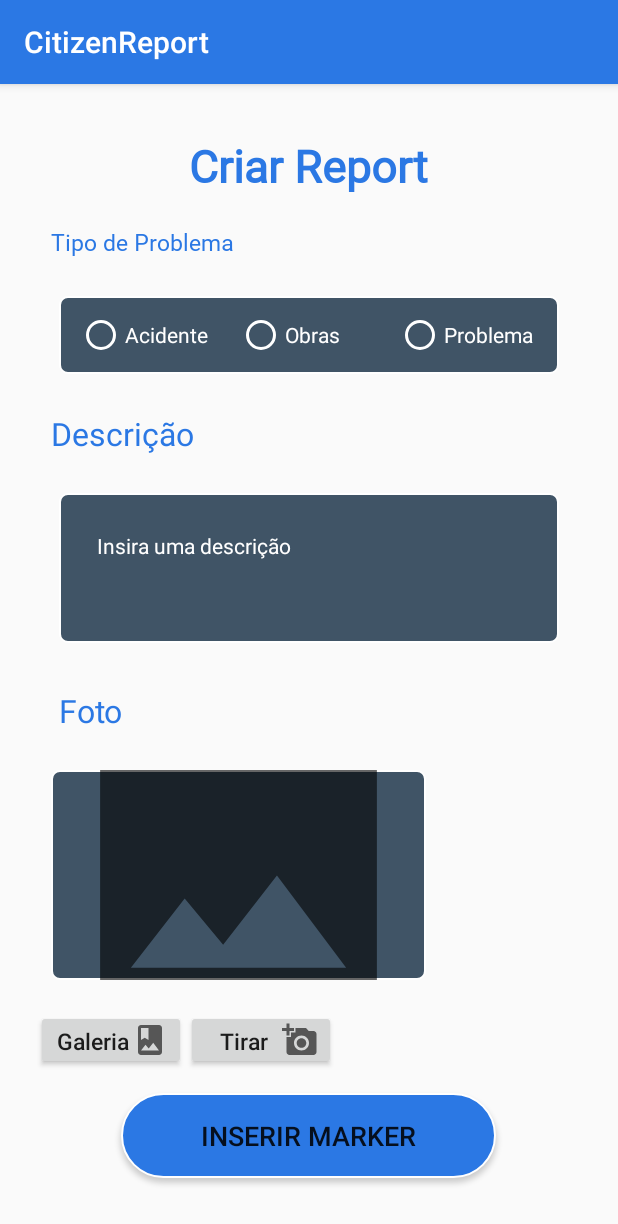
After one commit to monicalima18666/CitizenReport, an Android app: the NewReportActivity screen opened directly, with no data from a screen before it, on a phone screen of 412 x 824 dp. The commit adds this screen. Shown: the top 1224 px of the screen. Run offline under Robolectric (Android 15) with nearby library versions, the phone set to English and light mode, and no system bars.

Commit message:
adicionar last Know location
ADD REPORT

```diff
--- a/app/build.gradle
+++ b/app/build.gradle
@@ -94,4 +94,9 @@ dependencies {
     implementation 'com.google.code.gson:gson:2.8.5'
     implementation 'com.squareup.retrofit2:retrofit:2.4.0'
     implementation 'com.squareup.retrofit2:converter-gson:2.4.0'
+
+
+    //localizacao
+    implementation 'com.google.android.gms:play-services-maps:17.0.0'
+    implementation 'com.google.android.gms:play-services-location:17.0.0'
 }
--- a/app/src/main/java/ipvc/estg/citizenreport/MapsActivity.kt
+++ b/app/src/main/java/ipvc/estg/citizenreport/MapsActivity.kt
@@ -4,14 +4,16 @@ import android.content.Context
 import android.content.DialogInterface
 import android.content.Intent
 import android.content.SharedPreferences
+import android.content.pm.PackageManager
 import android.location.Location
 import androidx.appcompat.app.AppCompatActivity
 import android.os.Bundle
+import android.util.Log
 import android.view.View
 import android.widget.Toast
 import androidx.appcompat.app.AlertDialog
-import com.google.android.gms.location.FusedLocationProviderClient
-import com.google.android.gms.location.LocationServices
+import androidx.core.app.ActivityCompat
+import com.google.android.gms.location.*
 
 import com.google.android.gms.maps.CameraUpdateFactory
 import com.google.android.gms.maps.GoogleMap
@@ -29,10 +31,16 @@ import retrofit2.Call
 import retrofit2.Callback
 import retrofit2.Response
 
-class MapsActivity : AppCompatActivity(), OnMapReadyCallback, GoogleMap.OnMarkerClickListener {
+class MapsActivity : AppCompatActivity(), OnMapReadyCallback {
 
     private lateinit var mMap: GoogleMap
     private lateinit var reports: List<Reports>
+    private lateinit var lastLocation: Location
+    private lateinit var locationRequest: LocationRequest
+    private lateinit var locationCallback: LocationCallback
+    private lateinit var fusedLocationClient: FusedLocationProviderClient
+
+    private lateinit var minhaLocalizacao:LatLng
 
     override fun onCreate(savedInstanceState: Bundle?) {
         super.onCreate(savedInstanceState)
@@ -43,6 +51,86 @@ class MapsActivity : AppCompatActivity(), OnMapReadyCallback, GoogleMap.OnMarker
             .findFragmentById(R.id.map) as SupportMapFragment
         mapFragment.getMapAsync(this)
 
+        // initialize fusedLocationClient
+        fusedLocationClient = LocationServices.getFusedLocationProviderClient(this)
+
+
+        //added to implement location periodic updates
+        locationCallback = object : LocationCallback() {
+            override fun onLocationResult(p0: LocationResult) {
+                super.onLocationResult(p0)
+                lastLocation = p0.lastLocation
+                minhaLocalizacao = LatLng(lastLocation.latitude, lastLocation.longitude)
+            }
+        }
+        createLocationRequest()
+    }
+
+  fun butaoCriarReport(view: View) {
+        //Log.d("***", "locccc: ${minhaLocalizacao.longitude}")
+        val intent = Intent(this, NewReportActivity::class.java)
+        startActivity(intent)
+        finish()
+    }
+
+    private fun createLocationRequest() {
+        locationRequest = LocationRequest()
+        // interval specifies the rate at which your app will like to receive updates.
+        locationRequest.interval = 10000
+        locationRequest.priority = LocationRequest.PRIORITY_HIGH_ACCURACY
+    }
+
+    private fun startLocationUpdates() {
+        if (ActivityCompat.checkSelfPermission(this,
+                android.Manifest.permission.ACCESS_FINE_LOCATION) != PackageManager.PERMISSION_GRANTED) {
+
+            ActivityCompat.requestPermissions(this,
+                arrayOf(android.Manifest.permission.ACCESS_FINE_LOCATION),
+                LOCATION_PERMISSION_REQUEST_CODE)
+            return
+        }
+        fusedLocationClient.requestLocationUpdates(locationRequest, locationCallback, null /* Looper */)
+    }
+
+
+    fun calculateDistance(lat1: Double, lng1: Double, lat2: Double, lng2: Double): Float {
+        val results = FloatArray(1)
+        Location.distanceBetween(lat1, lng1, lat2, lng2, results)
+        // distance in meter
+        return results[0]
+    }
+
+    override fun onPause() {
+        super.onPause()
+        fusedLocationClient.removeLocationUpdates(locationCallback)
+        Log.d("***", "onPause - removeLocationUpdates")
+    }
+
+    public override fun onResume() {
+        super.onResume()
+        startLocationUpdates()
+        Log.d("***", "onResume - startLocationUpdates")
+    }
+
+    /**
+     * Manipulates the map once available.
+     * This callback is triggered when the map is ready to be used.
+     * This is where we can add markers or lines, add listeners or move the camera. In this case,
+     * we just add a marker near Sydney, Australia.
+     * If Google Play services is not installed on the device, the user will be prompted to install
+     * it inside the SupportMapFragment. This method will only be triggered once the user has
+     * installed Google Play services and returned to the app.
+     */
+    override fun onMapReady(googleMap: GoogleMap) {
+        mMap = googleMap
+
+        // Add a marker in Sydney and move the camera
+        val area = LatLng(41.6946, -8.83016)
+        val zoomLevel = 15f
+
+        /* mMap.moveCamera(CameraUpdateFactory.newLatLng(zone))*/
+        mMap.moveCamera(CameraUpdateFactory.newLatLngZoom(area, zoomLevel))
+
 
         val sharedPref: SharedPreferences = getSharedPreferences(
             getString(R.string.preference_login), Context.MODE_PRIVATE
@@ -52,6 +140,9 @@ class MapsActivity : AppCompatActivity(), OnMapReadyCallback, GoogleMap.OnMarker
         val request = ServiceBuilder.buildService(EndPoints::class.java)
         val call = request.getReports()
         var position: LatLng
+
+        setUpMapa()
+        // checkPermissions()
 
 
         //ALTERAÇÃO DA COR DO MARKER DO USER QUE ESTA LOGADO
@@ -90,28 +181,6 @@ class MapsActivity : AppCompatActivity(), OnMapReadyCallback, GoogleMap.OnMarker
         })
 
 
-
-    }
-
-    /**
-     * Manipulates the map once available.
-     * This callback is triggered when the map is ready to be used.
-     * This is where we can add markers or lines, add listeners or move the camera. In this case,
-     * we just add a marker near Sydney, Australia.
-     * If Google Play services is not installed on the device, the user will be prompted to install
-     * it inside the SupportMapFragment. This method will only be triggered once the user has
-     * installed Google Play services and returned to the app.
-     */
-    override fun onMapReady(googleMap: GoogleMap) {
-        mMap = googleMap
-
-        // Add a marker in Sydney and move the camera
-        val area = LatLng(41.6946, -8.83016)
-        val zoomLevel = 15f
-
-        /* mMap.moveCamera(CameraUpdateFactory.newLatLng(zone))*/
-        mMap.moveCamera(CameraUpdateFactory.newLatLngZoom(area, zoomLevel))
-
     }
 
 
@@ -143,9 +212,31 @@ class MapsActivity : AppCompatActivity(), OnMapReadyCallback, GoogleMap.OnMarker
 
 
     //}
-
+/*
     override fun onMarkerClick(p0: Marker?): Boolean {
         TODO("Not yet implemented")
+    }*/
+
+
+    companion object {
+        // add to implement last known location
+        private const val LOCATION_PERMISSION_REQUEST_CODE = 1
+        //added to implement location periodic updates
+        private const val REQUEST_CHECK_SETTINGS = 2
+    }
+
+
+    private fun setUpMapa() {
+        //   val confirmar = false
+        if (ActivityCompat.checkSelfPermission(this,
+                android.Manifest.permission.ACCESS_FINE_LOCATION) != PackageManager.PERMISSION_GRANTED) {
+
+            ActivityCompat.requestPermissions(this,
+                arrayOf(android.Manifest.permission.ACCESS_FINE_LOCATION),
+                LOCATION_PERMISSION_REQUEST_CODE)
+        }else{
+            mMap.isMyLocationEnabled=true
+        }
     }
 
     override fun onBackPressed() {
@@ -153,5 +244,7 @@ class MapsActivity : AppCompatActivity(), OnMapReadyCallback, GoogleMap.OnMarker
         Toast.makeText(this@MapsActivity, R.string.Back, Toast.LENGTH_SHORT).show()
     }
 
+
+
     // teste git
 }
--- /dev/null
+++ b/app/src/main/java/ipvc/estg/citizenreport/NewReportActivity.kt
@@ -0,0 +1,11 @@
+package ipvc.estg.citizenreport
+
+import androidx.appcompat.app.AppCompatActivity
+import android.os.Bundle
+
+class NewReportActivity : AppCompatActivity() {
+    override fun onCreate(savedInstanceState: Bundle?) {
+        super.onCreate(savedInstanceState)
+        setContentView(R.layout.activity_new_report)
+    }
+}
--- a/app/src/main/java/ipvc/estg/citizenreport/api/OutputPost.kt
+++ b/app/src/main/java/ipvc/estg/citizenreport/api/OutputPost.kt
@@ -6,3 +6,5 @@ data class OutputPost(
         val username: String,
         val id: Int,
 )
+
+// usado para o login
--- a/app/src/main/java/ipvc/estg/citizenreport/api/Reports.kt
+++ b/app/src/main/java/ipvc/estg/citizenreport/api/Reports.kt
@@ -7,6 +7,7 @@ data class Reports (
         val descricao: String,
         val imagem: String,
         val titulo: String,
-        val users_id: Int
+        val users_id: Int,
+        val id_tipo: Int
 
         )
--- /dev/null
+++ b/app/src/main/res/drawable-v24/ic_baseline_add_a_photo_24.xml
@@ -0,0 +1,10 @@
+<vector xmlns:android="http://schemas.android.com/apk/res/android"
+    android:width="24dp"
+    android:height="24dp"
+    android:viewportWidth="24"
+    android:viewportHeight="24"
+    android:tint="?attr/colorControlNormal">
+  <path
+      android:fillColor="@android:color/white"
+      android:pathData="M3,4V1h2v3h3v2H5v3H3V6H0V4H3zM6,10V7h3V4h7l1.83,2H21c1.1,0 2,0.9 2,2v12c0,1.1 -0.9,2 -2,2H5c-1.1,0 -2,-0.9 -2,-2V10H6zM13,19c2.76,0 5,-2.24 5,-5s-2.24,-5 -5,-5s-5,2.24 -5,5S10.24,19 13,19zM9.8,14c0,1.77 1.43,3.2 3.2,3.2s3.2,-1.43 3.2,-3.2s-1.43,-3.2 -3.2,-3.2S9.8,12.23 9.8,14z"/>
+</vector>
--- /dev/null
+++ b/app/src/main/res/drawable-v24/ic_baseline_insert_photo_24.xml
@@ -0,0 +1,10 @@
+<vector xmlns:android="http://schemas.android.com/apk/res/android"
+    android:width="24dp"
+    android:height="24dp"
+    android:viewportWidth="24"
+    android:viewportHeight="24"
+    android:tint="?attr/colorControlNormal">
+  <path
+      android:fillColor="@android:color/white"
+      android:pathData="M21,19V5c0,-1.1 -0.9,-2 -2,-2H5c-1.1,0 -2,0.9 -2,2v14c0,1.1 0.9,2 2,2h14c1.1,0 2,-0.9 2,-2zM8.5,13.5l2.5,3.01L14.5,12l4.5,6H5l3.5,-4.5z"/>
+</vector>
--- /dev/null
+++ b/app/src/main/res/drawable-v24/ic_baseline_photo_album_24.xml
@@ -0,0 +1,10 @@
+<vector xmlns:android="http://schemas.android.com/apk/res/android"
+    android:width="24dp"
+    android:height="24dp"
+    android:viewportWidth="24"
+    android:viewportHeight="24"
+    android:tint="?attr/colorControlNormal">
+  <path
+      android:fillColor="@android:color/white"
+      android:pathData="M18,2L6,2c-1.1,0 -2,0.9 -2,2v16c0,1.1 0.9,2 2,2h12c1.1,0 2,-0.9 2,-2L20,4c0,-1.1 -0.9,-2 -2,-2zM6,4h5v8l-2.5,-1.5L6,12L6,4zM6,19l3,-3.86 2.14,2.58 3,-3.86L18,19L6,19z"/>
+</vector>
--- /dev/null
+++ b/app/src/main/res/drawable-v24/input_multiline.xml
@@ -0,0 +1,11 @@
+<?xml version="1.0" encoding="utf-8"?>
+<shape xmlns:android="http://schemas.android.com/apk/res/android" android:id="@+id/listview_background_shape">
+    <stroke android:width="1dp" android:color="#ffffff" />
+    <padding android:left="2dp"
+        android:top="2dp"
+        android:right="2dp"
+        android:bottom="2dp" />
+    <corners android:radius="5dp" />
+    <solid android:color="#405466"/>
+
+</shape>
--- a/app/src/main/res/layout/activity_maps.xml
+++ b/app/src/main/res/layout/activity_maps.xml
@@ -26,12 +26,13 @@
             android:layout_height="wrap_content"
             android:layout_marginRight="24dp"
             android:layout_marginBottom="24dp"
-            android:contentDescription="@string/addNote"
+            android:contentDescription="@string/addReport"
             android:src="@drawable/ic_add_black_24dp"
             app:backgroundTint="#2b78e4"
             app:tint="@android:color/white"
             app:layout_constraintBottom_toBottomOf="parent"
-            app:layout_constraintEnd_toEndOf="parent" />
+            app:layout_constraintEnd_toEndOf="parent"
+            android:onClick="butaoCriarReport"/>
 
 
         <com.google.android.material.floatingactionbutton.FloatingActionButton
--- /dev/null
+++ b/app/src/main/res/layout/activity_new_report.xml
@@ -0,0 +1,202 @@
+<?xml version="1.0" encoding="utf-8"?>
+<ScrollView xmlns:android="http://schemas.android.com/apk/res/android"
+    android:id="@+id/ScrollView01"
+    android:layout_width="match_parent"
+    android:layout_height="match_parent"
+    android:scrollbars="none" >
+
+    <LinearLayout android:layout_width="match_parent"
+        android:layout_height="match_parent"
+        xmlns:android="http://schemas.android.com/apk/res/android"
+        xmlns:app="http://schemas.android.com/apk/res-auto"
+        xmlns:tools="http://schemas.android.com/tools"
+        android:padding="24dp"
+        tools:context=".NewReportActivity">
+
+
+    <RelativeLayout
+        android:layout_width="match_parent"
+        android:layout_height="match_parent"
+        >
+    <TextView
+        android:id="@+id/tituloReport"
+        style="@style/textologin"
+        android:layout_width="wrap_content"
+        android:layout_height="wrap_content"
+        android:layout_centerHorizontal="true"
+        android:fontFamily="@font/galada"
+        android:text="@string/criar_report"
+        android:textColor="@color/colorPrimary" />
+
+    <TextView
+        android:id="@+id/textViewtipo"
+        android:layout_width="wrap_content"
+        android:layout_height="wrap_content"
+        android:layout_margin="10dp"
+        android:text="@string/tipo_de_problema"
+        android:layout_below="@id/tituloReport"
+        android:textColor="@color/blue"
+        android:textSize="15sp"
+        android:fontFamily="@font/galada"
+        app:layout_constraintBottom_toTopOf="@+id/radioGroup_insert"
+        app:layout_constraintStart_toStartOf="parent" />
+
+
+    <RadioGroup
+        android:id="@+id/radioGroup_insert"
+        android:layout_width="match_parent"
+        android:layout_height="wrap_content"
+        android:layout_below="@+id/textViewtipo"
+        android:layout_margin="15dp"
+        android:background="@drawable/input_multiline"
+        android:orientation="horizontal"
+        android:paddingTop="10dp"
+        android:paddingBottom="10dp"
+        app:layout_constraintEnd_toEndOf="parent"
+        app:layout_constraintStart_toStartOf="parent"
+        app:layout_constraintTop_toTopOf="parent">
+
+        <RadioButton
+            android:id="@+id/radioButton"
+            android:layout_width="0dp"
+            android:layout_height="wrap_content"
+            android:layout_marginLeft="10dp"
+            android:layout_weight="0.3"
+            android:buttonTint="@color/white"
+            android:text="@string/acidente"
+            android:textColor="@color/white"
+            tools:layout_editor_absoluteX="265dp"
+            tools:layout_editor_absoluteY="468dp" />
+
+        <RadioButton
+
+            android:id="@+id/radioButton2"
+            android:layout_width="0dp"
+            android:layout_height="wrap_content"
+            android:layout_marginLeft="10dp"
+            android:layout_weight="0.33"
+            android:buttonTint="@color/white"
+            android:text="@string/obras"
+            android:textColor="@color/white"
+            tools:layout_editor_absoluteX="265dp"
+            tools:layout_editor_absoluteY="468dp" />
+
+        <RadioButton
+            android:id="@+id/radioButton3"
+            android:layout_width="0dp"
+            android:layout_height="wrap_content"
+            android:layout_weight="0.33"
+            android:buttonTint="@color/white"
+            android:text="@string/problema"
+            android:textColor="@color/white"
+            tools:layout_editor_absoluteX="265dp"
+            tools:layout_editor_absoluteY="468dp" />
+
+    </RadioGroup>
+
+    <TextView
+        android:id="@+id/textViewdescricao"
+        android:layout_width="wrap_content"
+        android:layout_height="wrap_content"
+        android:layout_margin="10dp"
+        android:text="@string/descricao"
+        android:textColor="@color/blue"
+        android:textSize="21sp"
+        android:layout_below="@+id/radioGroup_insert"
+        app:layout_constraintBottom_toTopOf="@+id/descricao_insertMarker"
+        app:layout_constraintStart_toStartOf="parent" />
+
+    <EditText
+        android:id="@+id/descricao_insertMarker"
+        android:layout_width="match_parent"
+        android:layout_height="100dp"
+        android:layout_below="@+id/textViewdescricao"
+        android:layout_margin="15dp"
+        android:background="@drawable/input_multiline"
+        android:gravity="start|top"
+        android:hint="Insira uma descrição"
+        android:inputType="textMultiLine"
+        android:padding="25dp"
+        android:textColor="@color/white"
+        android:textColorHint="@color/white"
+        android:textSize="14sp"
+        app:layout_constraintTop_toBottomOf="@+id/radioGroup_insert" />
+
+    <TextView
+        android:id="@+id/textView7"
+        android:layout_below="@+id/descricao_insertMarker"
+        android:layout_width="wrap_content"
+        android:layout_height="wrap_content"
+        android:layout_margin="15dp"
+        android:text="@string/foto"
+        android:textColor="@color/blue"
+        android:textSize="21sp" />
+
+    <ImageView
+        android:id="@+id/imagem"
+        android:layout_below="@+id/textView7"
+        android:layout_width="250dp"
+        android:layout_height="140dp"
+        android:layout_margin="10dp"
+        android:background="@drawable/input_multiline"
+        android:scaleType="centerCrop"
+        app:srcCompat="@drawable/ic_baseline_insert_photo_24"
+        tools:ignore="VectorDrawableCompat" />
+
+   <LinearLayout
+       android:id="@+id/layout1"
+        android:layout_width="wrap_content"
+        android:layout_height="wrap_content"
+        android:gravity="center_horizontal"
+        android:orientation="horizontal"
+       android:layout_marginTop="10dp"
+        android:layout_below="@+id/imagem">
+
+        <Button
+            android:id="@+id/galeria_btn"
+            android:layout_width="100sp"
+            android:layout_height="40sp"
+            android:text="@string/galeria"
+            android:drawableRight="@drawable/ic_baseline_photo_album_24"
+            android:textAllCaps="false"
+            android:textSize="15sp"
+            app:layout_constraintBottom_toBottomOf="parent"
+            app:layout_constraintEnd_toEndOf="parent"
+            app:layout_constraintHorizontal_bias="0.5"
+            app:layout_constraintStart_toStartOf="parent"
+            app:layout_constraintTop_toBottomOf="@+id/descricao_update" />
+
+
+        <Button
+            android:id="@+id/photo_btn"
+            android:layout_width="100sp"
+            android:layout_height="40sp"
+            android:text="@string/tirar"
+            android:textAllCaps="false"
+            android:drawableRight="@drawable/ic_baseline_add_a_photo_24"
+            android:textSize="15sp"
+            app:layout_constraintBottom_toBottomOf="parent"
+            app:layout_constraintEnd_toEndOf="parent"
+            app:layout_constraintHorizontal_bias="0.5"
+            app:layout_constraintStart_toStartOf="parent"
+            app:layout_constraintTop_toBottomOf="@+id/descricao_update" />
+
+    </LinearLayout>
+
+    <Button
+        android:id="@+id/add_marker"
+        android:layout_width="@dimen/DP01"
+        android:layout_height="wrap_content"
+        android:layout_marginBottom="8dp"
+        android:background="@drawable/button_login"
+        android:text="@string/inserir_marker"
+        android:layout_centerHorizontal="true"
+        android:textSize="18sp"
+        android:layout_marginTop="15dp"
+        android:layout_below="@+id/layout1"/>
+
+
+
+    </RelativeLayout>
+    </LinearLayout>
+</ScrollView>
--- a/app/src/main/res/values/strings.xml
+++ b/app/src/main/res/values/strings.xml
@@ -37,8 +37,6 @@
     <string name="title_activity_maps">Map</string>
 
 
-
-
     <string name="Logout">Logout</string>
     <string name="LogoutMessage">Are you sure you want to logout?</string>
     <string name="Yes">Yes</string>
@@ -56,7 +54,19 @@
     <string name="Error_login">Invalid data</string>
 
     <string name="id" translatable="false">id</string>
+    <string name="addReport">Add Report</string>
 
+
+    <string name="criar_report">Criar Report</string>
+    <string name="tipo_de_problema">Tipo de Problema</string>
+    <string name="descricao">Descrição</string>
+    <string name="foto">Foto</string>
+    <string name="galeria">Galeria</string>
+    <string name="tirar">Tirar</string>
+    <string name="inserir_marker">Inserir marker</string>
+    <string name="acidente">Acidente</string>
+    <string name="obras">Obras</string>
+    <string name="problema">Problema</string>
 
 
 </resources>
```
Also changed, not shown: app/src/main/AndroidManifest.xml (+11 -4 lines). Lines whose indentation alone changed are shown as unchanged.
